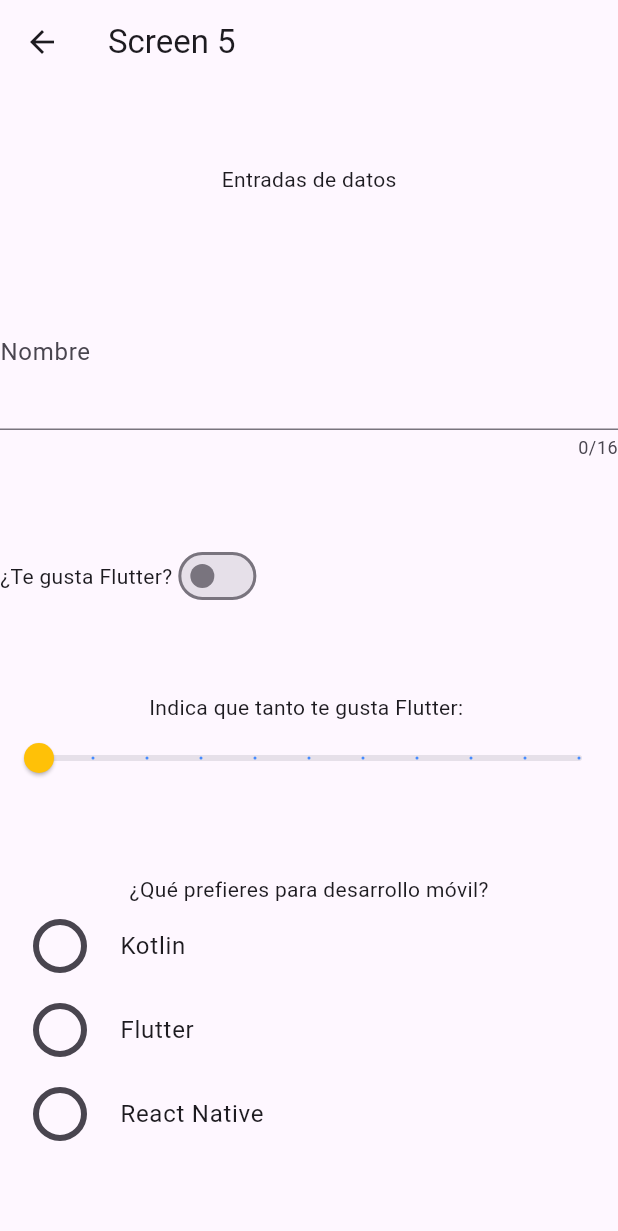
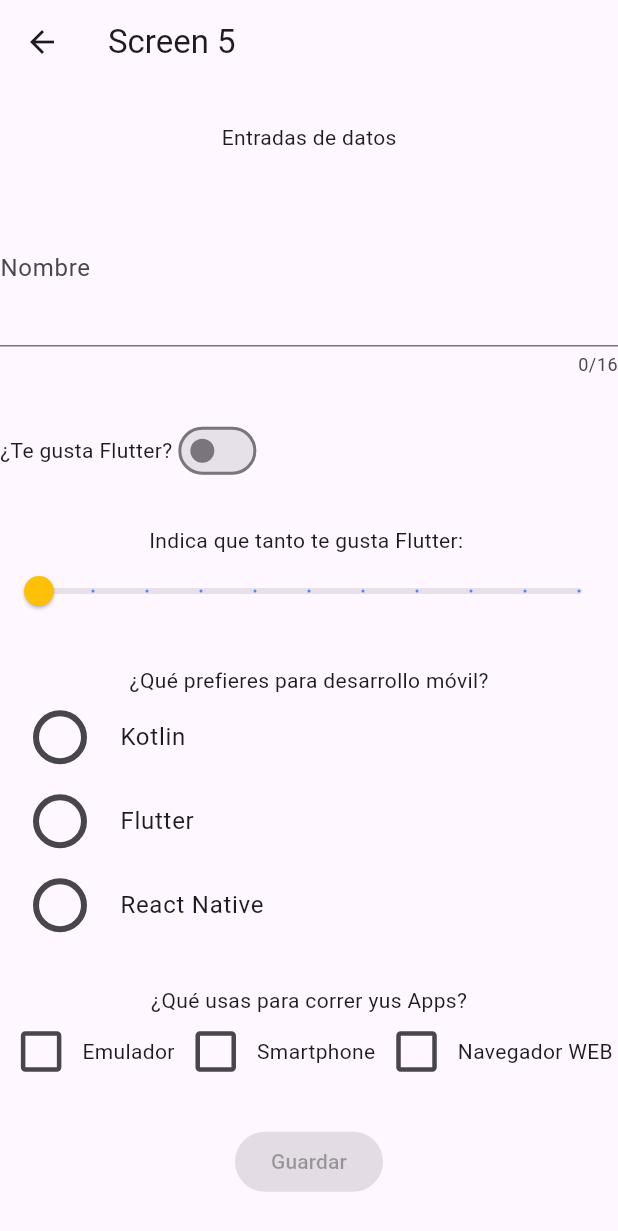
Before and after one commit to Francisco-Javier95/Flutter_primer_aplicacion, a Flutter app: the screen it shows after launch, after a tap on "Entradas de entrada", on a phone screen of 412 x 824 dp. Shown: the top 1231 px of the screen. Run offline on Flutter 3.47's test engine with Material 3 defaults, Android fonts, the phone set to English and light mode, and no system bars.

Commit message:
Checkbox

```diff
--- a/lib/screens/screen1.dart
+++ b/lib/screens/screen1.dart
@@ -21,6 +21,7 @@ class Screen1 extends StatelessWidget {
           backgroundColor: Colors.purple
         ),
         body: Container(
+          width: 5000,
           color: Color.fromARGB(119, 210, 51, 7),
           child: Column(
             children: <Widget>[
--- a/lib/screens/screen5.dart
+++ b/lib/screens/screen5.dart
@@ -13,6 +13,9 @@ class _Screen5State extends State<Screen5>{
   double _sliderValue = 0.0;
   TextEditingController _textController = TextEditingController();
   int radioValue = 0;
+  bool _isChecked1 = false;
+  bool _isChecked2 = false;
+  bool _isChecked3 = false;
 
   @override
   Widget build(BuildContext context) {
@@ -26,8 +29,13 @@ class _Screen5State extends State<Screen5>{
           _entradaTexto(),
           _entradaSwitch(),
           _entradaSlider(),
-          _entradaRadio()
-        ],
+          _entradaRadio(),
+          _entradasCheck(),
+          ElevatedButton(
+            onPressed: null,
+            child: Text('Guardar'),
+          )
+        ]
       )
     );
   }
@@ -152,4 +160,65 @@ class _Screen5State extends State<Screen5>{
       ]
     );
   }
+
+  Column _entradasCheck() {
+    final Text pregunta = Text('¿Qué usas para correr yus Apps?');
+    final Row checks = Row(
+      mainAxisAlignment : MainAxisAlignment.spaceEvenly,
+      children: [
+
+        // Checkbox 1
+        Transform.scale(
+          scale: 1.5,
+          child: Checkbox(
+            value: _isChecked1,
+            onChanged: (value) {
+              setState(() {
+                _isChecked1 = value!;
+                print('Checkbox 1: $_isChecked1');
+              });
+            }
+          )
+        ),
+        Text('Emulador'),
+
+        // Checkbox 2
+        Transform.scale(
+          scale: 1.5,
+          child: Checkbox(
+            value: _isChecked2,
+            onChanged: (value) {
+              setState(() {
+                _isChecked2 = value!;
+                print('Checkbox 2: $_isChecked2');
+              });
+            }
+          )
+        ),
+        Text('Smartphone'),
+
+        // Checkbox 3
+        Transform.scale(
+          scale: 1.5,
+          child: Checkbox(
+            value: _isChecked3,
+            onChanged: (value) {
+              setState(() {
+                _isChecked3 = value!;
+                print('Checkbox 3: $_isChecked3');
+              });
+            }
+          )
+        ),
+        Text('Navegador WEB')
+      ]
+    );
+
+    return Column(
+      children: [
+        pregunta,
+        checks
+      ],
+    );
+  }
 }
```
Also changed, not shown: lib/theme/app_theme.dart (added).
